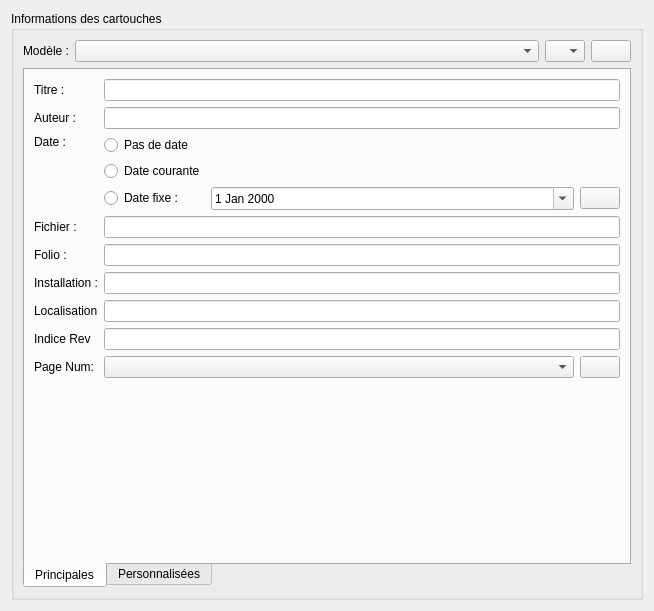
Qt form sources/ui/titleblockpropertieswidget.ui (qelectrotech/qelectrotech-source-mirror) before a commit.
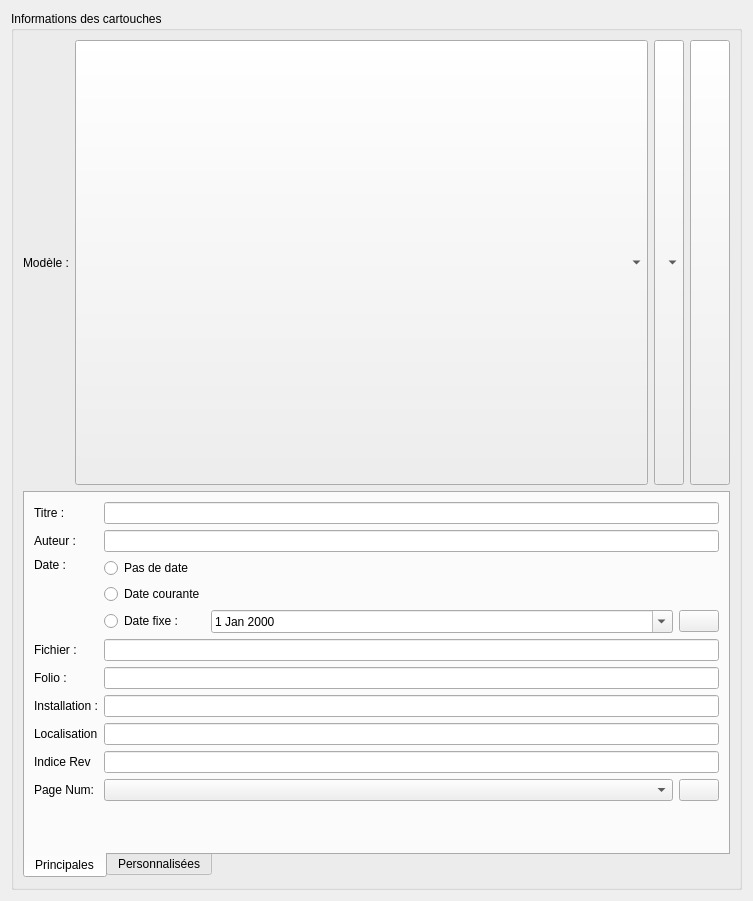
The same form after that commit. Icons and pictures are not drawn.

What changed in the file:
```diff
--- a/sources/ui/titleblockpropertieswidget.ui
+++ b/sources/ui/titleblockpropertieswidget.ui
@@ -6,8 +6,8 @@
    <rect>
     <x>0</x>
     <y>0</y>
-    <width>654</width>
-    <height>611</height>
+    <width>753</width>
+    <height>901</height>
    </rect>
   </property>
   <property name="sizePolicy">
@@ -51,19 +51,26 @@
          </widget>
         </item>
         <item>
-         <widget class="QComboBox" name="m_tbt_cb"/>
+         <widget class="QComboBox" name="m_tbt_cb">
+          <property name="sizePolicy">
+           <sizepolicy hsizetype="Preferred" vsizetype="Expanding">
+            <horstretch>0</horstretch>
+            <verstretch>0</verstretch>
+           </sizepolicy>
+          </property>
+         </widget>
         </item>
         <item>
          <widget class="QComboBox" name="m_display_at_cb">
           <property name="sizePolicy">
-           <sizepolicy hsizetype="Preferred" vsizetype="Fixed">
+           <sizepolicy hsizetype="Preferred" vsizetype="Expanding">
             <horstretch>0</horstretch>
             <verstretch>0</verstretch>
            </sizepolicy>
           </property>
           <property name="minimumSize">
            <size>
-            <width>40</width>
+            <width>0</width>
             <height>0</height>
            </size>
           </property>
@@ -84,7 +91,7 @@
           </property>
           <item>
            <property name="text">
-            <string notr="true"> </string>
+            <string notr="true"/>
            </property>
            <property name="icon">
             <iconset resource="../../qelectrotech.qrc">
@@ -105,7 +112,7 @@
         <item>
          <widget class="QPushButton" name="m_tbt_pb">
           <property name="sizePolicy">
-           <sizepolicy hsizetype="Preferred" vsizetype="Fixed">
+           <sizepolicy hsizetype="Preferred" vsizetype="Expanding">
             <horstretch>0</horstretch>
             <verstretch>0</verstretch>
            </sizepolicy>
```
Left out of the diff: 8 changed lines with no effect on the pictures.
